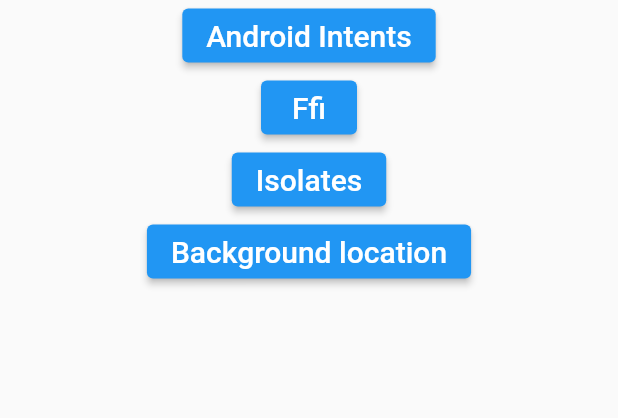
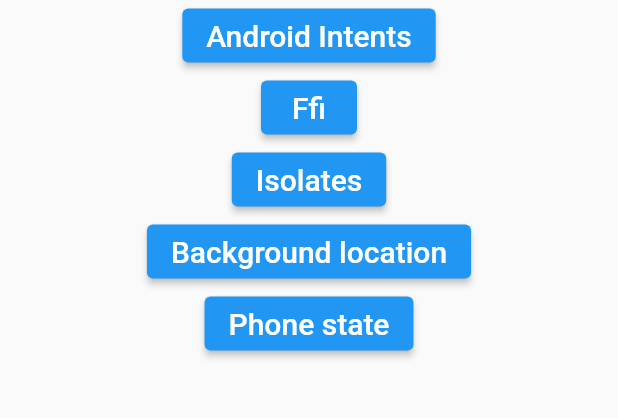
Before and after one commit to lucasbiancogs/packagePlayground, a Flutter app: the screen it shows after launch, on a phone screen of 412 x 824 dp, the part 158-576 px from its top. Run offline on Flutter 3.47's test engine with Material 2 defaults, Android fonts, the phone set to English and light mode, and no system bars; our stand-ins replace flutter_map, latlong, native_add; missing offline and left inert: android_intent, background_location.

Commit message:
IMudando o nome dos arquivos

```diff
--- a/lib/appRoutes.dart
+++ b/lib/appRoutes.dart
@@ -2,5 +2,6 @@ class AppRoutes {
   static const ANDROID_INTENT = '/android-intent';
   static const FFI = '/ffi';
   static const ISOLATE = '/isolate';
-  static const BACKGROUND_LOCATION = '/background_location';
+  static const BACKGROUND_LOCATION = '/background-location';
+  static const PHONE_STATE = '/phone-state';
 }
--- a/lib/main.dart
+++ b/lib/main.dart
@@ -2,10 +2,11 @@ import 'dart:isolate';
 
 import 'package:flutter/material.dart';
 import 'package:packagePlayground/appRoutes.dart';
-import 'package:packagePlayground/packageTests/android_intent.dart';
-import 'package:packagePlayground/packageTests/background_location.dart';
-import 'package:packagePlayground/packageTests/ffi_screen.dart';
-import 'package:packagePlayground/packageTests/isolate_screen.dart';
+import 'package:packagePlayground/packageTests/androidIntentScreen.dart';
+import 'package:packagePlayground/packageTests/backgroundLocationScreen.dart';
+import 'package:packagePlayground/packageTests/ffiScreen.dart';
+import 'package:packagePlayground/packageTests/isolateScreen.dart';
+import 'package:packagePlayground/packageTests/phoneStateScreen.dart';
 
 void main() async {
 
@@ -28,6 +29,7 @@ class MyApp extends StatelessWidget {
         AppRoutes.FFI: (_) => FfiScreen(),
         AppRoutes.ISOLATE: (_) => IsolateScreen(),
         AppRoutes.BACKGROUND_LOCATION: (_) => BackgroundLocationScreen(),
+        AppRoutes.PHONE_STATE: (_) => PhoneStateScreen(),
       },
     );
   }
@@ -84,6 +86,15 @@ class Home extends StatelessWidget {
                 Navigator.of(context).pushNamed(AppRoutes.BACKGROUND_LOCATION);
               },
             ),
+            ElevatedButton(
+              child: Text(
+                'Phone state',
+                style: TextStyle(fontSize: 20),
+              ),
+              onPressed: () {
+                Navigator.of(context).pushNamed(AppRoutes.PHONE_STATE);
+              },
+            ),
           ],
         ),
       ),
```
Also changed, not shown: lib/packageTests/phoneStateScreen.dart (added, +10 -0 lines), lib/packageTests/androidIntentScreen.dart (renamed from lib/packageTests/android_intent.dart), lib/packageTests/backgroundLocationScreen.dart (renamed from lib/packageTests/background_location.dart), lib/packageTests/ffiScreen.dart (renamed from lib/packageTests/ffi_screen.dart), lib/packageTests/isolateScreen.dart (renamed from lib/packageTests/isolate_screen.dart).
